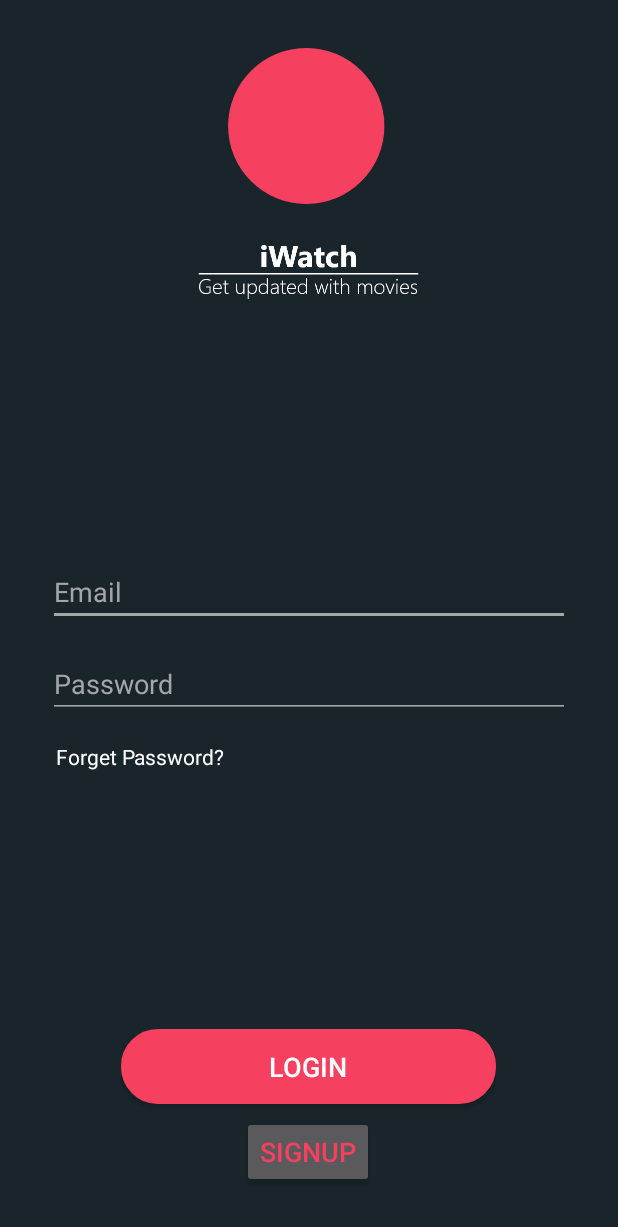
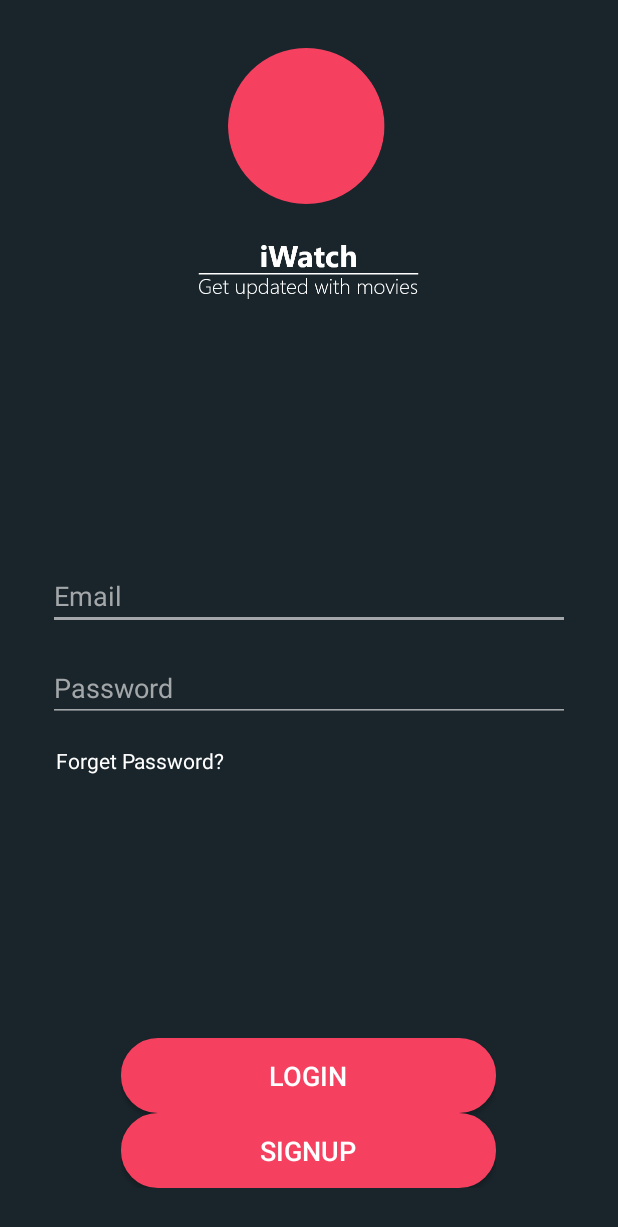
Before and after one commit to walidbenzine/TMDb, an Android app: the screen it shows after launch (MainActivity), on a phone screen of 412 x 824 dp. Shown: the top 1227 px of the screen. Run offline under Robolectric (Android 15) with nearby library versions, the phone set to English and light mode, and no system bars.

Commit message:
inscription user + fix bug activity signup

```diff
--- a/app/src/main/java/com/example/iwatch/Activities/Home.kt
+++ b/app/src/main/java/com/example/iwatch/Activities/Home.kt
@@ -44,6 +44,8 @@ class Home : AppCompatActivity(),
 
         home_container.addOnPageChangeListener(TabLayout.TabLayoutOnPageChangeListener(tabs))
         tabs.addOnTabSelectedListener(TabLayout.ViewPagerOnTabSelectedListener(home_container))
+
+
     }
 
     override fun onCreateOptionsMenu(menu: Menu?): Boolean {
--- a/app/src/main/java/com/example/iwatch/Activities/MainActivity.kt
+++ b/app/src/main/java/com/example/iwatch/Activities/MainActivity.kt
@@ -3,68 +3,30 @@ package com.example.iwatch.Activities
 import android.content.Intent
 import androidx.appcompat.app.AppCompatActivity
 import android.os.Bundle
-import android.widget.Button
-import android.widget.EditText
-import android.widget.Toast
 import com.example.iwatch.R
-import java.io.IOException
-import okhttp3.*
-import android.os.StrictMode
-import java.net.URL
+import kotlinx.android.synthetic.main.activity_main.*
 
 
 class MainActivity : AppCompatActivity() {
 
-   override fun onCreate(savedInstanceState: Bundle?) {
+    override fun onCreate(savedInstanceState: Bundle?) {
         super.onCreate(savedInstanceState)
         setContentView(R.layout.activity_main)
 
-        if (android.os.Build.VERSION.SDK_INT > 9) {
-            val policy = StrictMode.ThreadPolicy.Builder().permitAll().build()
-            StrictMode.setThreadPolicy(policy)
+        signupb.setOnClickListener() {
+            var clickedu = Intent(this@MainActivity, SignUp::class.java)
+            startActivity(clickedu)
+
+
+            }
+
+
         }
 
-        val buttonCnx = findViewById<Button>(R.id.ButtonCnx)
-        val emailEditText = findViewById<EditText>(R.id.EmailEditText)
-        val passEditText = findViewById<EditText>(R.id.passEditText)
 
 
-        buttonCnx.setOnClickListener {
 
-            val login = emailEditText.text
-            val password = passEditText.text
 
-            if(!login.isNullOrEmpty() && !password.isNullOrEmpty()) {
 
-                val x = Post("http://10.0.2.2:8080/getUser/" + login + "/" + password)
-                System.out.println("RESULT ============ " + x)
-
-                if (!x.equals("[]") && !x.isNullOrEmpty()) {
-                    Toast.makeText(applicationContext,"Connexion résussi",Toast.LENGTH_SHORT).show()
-                    val intent = Intent(this, Home::class.java)
-                    startActivity(intent)
-                }
-                else{
-                    Toast.makeText(applicationContext,"Identifiants incorrects",Toast.LENGTH_SHORT).show()
-                }
-            }
-            else{
-                Toast.makeText(applicationContext,"Entrez de bonnes valeurs SVP",Toast.LENGTH_SHORT).show()
-            }
-        }
-    }
-
-    fun Post(url: String) :String{
-
-        val x = try {
-            URL(url)
-                .openStream()
-                .bufferedReader()
-                .use { it.readText() } }
-        catch(e: Exception){
-            System.out.println(e)
-        }
-        return x.toString()
-    }
 
 }
--- a/app/src/main/java/com/example/iwatch/Adapters/FilmAdapter.kt
+++ b/app/src/main/java/com/example/iwatch/Adapters/FilmAdapter.kt
@@ -6,6 +6,7 @@ import androidx.recyclerview.widget.RecyclerView
 import com.example.iwatch.Entities.Movie
 import com.example.iwatch.R
 import com.example.iwatch.ViewHolders.FilmViewHolder
+
 
 class FilmAdapter (val movieList: ArrayList<Movie>): RecyclerView.Adapter<FilmViewHolder>() {
 
--- a/app/src/main/java/com/example/iwatch/Adapters/SerieAdapter.kt
+++ b/app/src/main/java/com/example/iwatch/Adapters/SerieAdapter.kt
@@ -6,6 +6,7 @@ import androidx.recyclerview.widget.RecyclerView
 import com.example.iwatch.Entities.Serie
 import com.example.iwatch.R
 import com.example.iwatch.ViewHolders.SerieViewHolder
+
 
 class SerieAdapter (val serieList: ArrayList<Serie>): RecyclerView.Adapter<SerieViewHolder>() {
 
--- a/app/src/main/res/layout/activity_main.xml
+++ b/app/src/main/res/layout/activity_main.xml
@@ -29,26 +29,25 @@
             android:layout_weight="1">
 
             <EditText
-                android:id="@+id/EmailEditText"
+                android:id="@+id/email"
                 android:layout_width="match_parent"
                 android:layout_height="wrap_content"
                 android:backgroundTint="@color/lightGrey"
-                android:textColorHint="@color/lightGrey"
                 android:hint="Email"
+                android:inputType="textEmailAddress"
                 android:textColor="@color/white"
-                android:inputType="textEmailAddress">
-            </EditText>
+                android:textColorHint="@color/lightGrey"></EditText>
+
             <EditText
-                android:id="@+id/passEditText"
+                android:id="@+id/pass"
                 android:layout_width="match_parent"
                 android:layout_height="wrap_content"
                 android:layout_marginTop="16dp"
                 android:backgroundTint="@color/lightGrey"
-                android:textColorHint="@color/lightGrey"
                 android:hint="Password"
+                android:inputType="textPassword"
                 android:textColor="@color/white"
-                android:inputType="textPassword">
-            </EditText>
+                android:textColorHint="@color/lightGrey"></EditText>
             <TextView
                 android:layout_width="wrap_content"
                 android:layout_height="wrap_content"
@@ -63,21 +62,21 @@
             android:layout_weight="0"
             android:orientation="vertical"
             android:gravity="center_horizontal">
+
             <Button
-                android:id="@+id/ButtonCnx"
+                android:id="@+id/signb"
                 style="@style/ButtonCnx"
-                android:background="@drawable/cnx_button"
                 android:layout_width="wrap_content"
                 android:layout_height="wrap_content"
-                android:text="LogIn" />
+                android:background="@drawable/cnx_button"
+                android:text="LogIn"></Button>
             <Button
-                android:id="@+id/ButtonSignUp"
+                android:id="@+id/signupb"
+                style="@style/ButtonCnx"
                 android:layout_width="wrap_content"
                 android:layout_height="wrap_content"
-                android:layout_marginTop="8dp"
-                android:text="SignUp"
-                android:textColor="@color/bordo"
-                android:textSize="18dp"/>
+                android:background="@drawable/cnx_button"
+                android:text="SignUp"></Button>
         </LinearLayout>
 
     </LinearLayout>
```
Also changed, not shown: app/build.gradle (+8 -1 lines), app/src/main/AndroidManifest.xml (+4 -3 lines), app/src/main/java/com/example/iwatch/Activities/SignUp.kt (+29 -0 lines), app/src/main/res/layout/fragment_sign_up1.xml (+26 -12 lines), app/src/main/res/layout/fragment_sign_up2.xml (+9 -7 lines).
